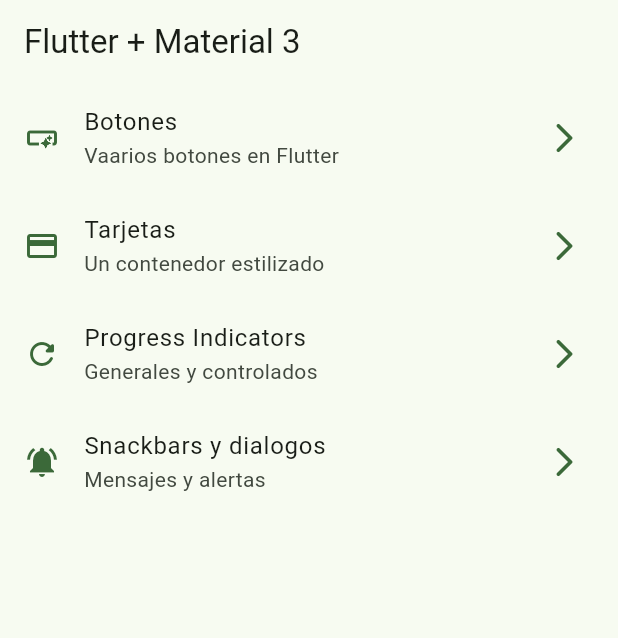
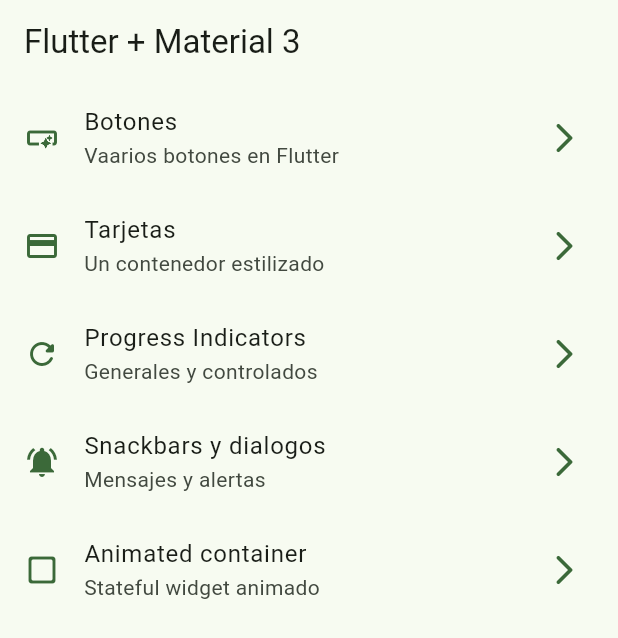
Before and after one commit to yorth21/flutter_widgets_app, a Flutter app: the screen it shows after launch, on a phone screen of 412 x 824 dp. Shown: the top 638 px of the screen. Run offline on Flutter 3.47's test engine with Material 3 defaults, Android fonts, the phone set to English and light mode, and no system bars; our stand-ins replace go_router.

Commit message:
feat: crear el animated container

```diff
--- a/lib/config/menu/menu_items.dart
+++ b/lib/config/menu/menu_items.dart
@@ -35,4 +35,9 @@ const appMenuItems = <MenuItem>[
     link: '/snackbars',
     icon: Icons.notifications_active,
   ),
+  MenuItem(
+      title: 'Animated container',
+      subTitle: 'Stateful widget animado',
+      link: '/animated',
+      icon: Icons.check_box_outline_blank_rounded)
 ];
--- a/lib/config/router/app_router.dart
+++ b/lib/config/router/app_router.dart
@@ -28,5 +28,10 @@ final appRouter = GoRouter(
         path: '/snackbars',
         name: SnackbarScreen.name,
         builder: (context, state) => const SnackbarScreen()),
+    GoRoute(
+      path: '/animated',
+      name: AnimatedScreen.name,
+      builder: (context, state) => const AnimatedScreen(),
+    ),
   ],
 );
```
Also changed, not shown: lib/presentation/screens/animated/animated_screen.dart (+49 -2 lines).
